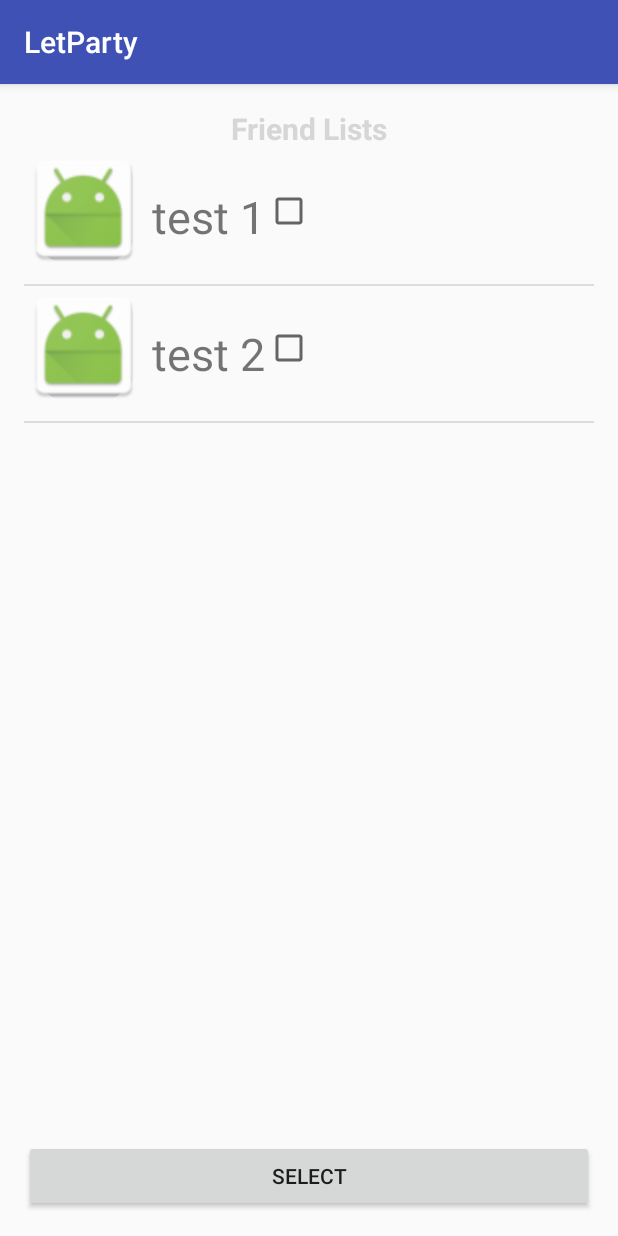
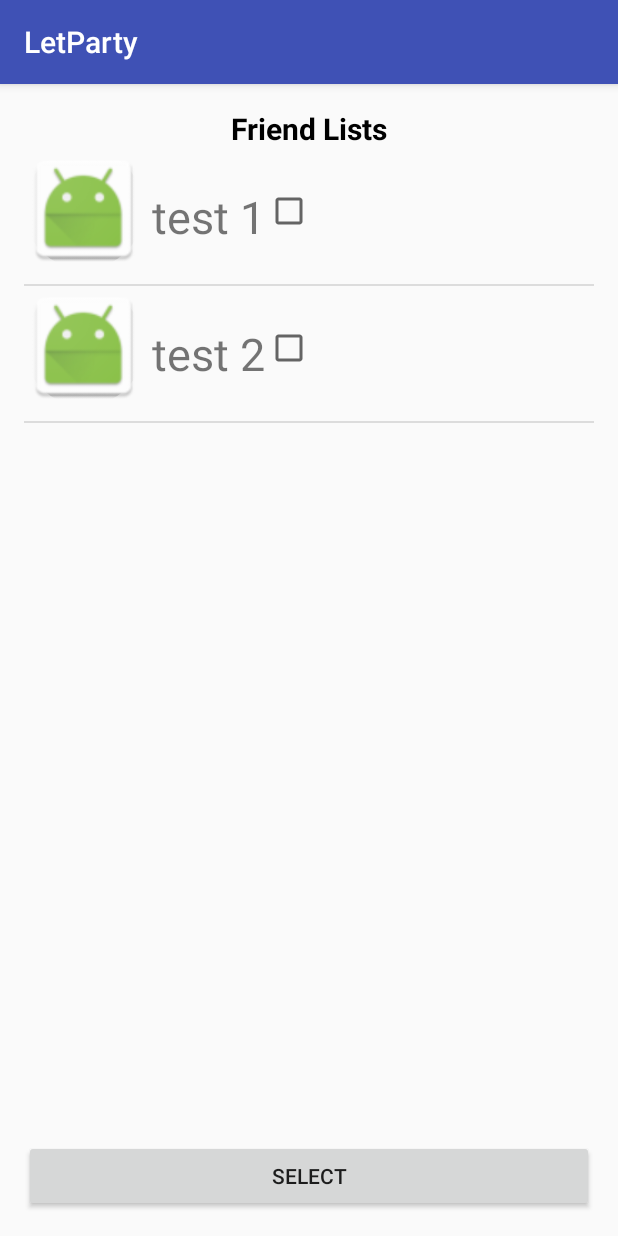
Before and after one commit to nhatnamtamtra/hackathon, an Android app: the FriendListActivity screen opened directly, with no data from a screen before it, on a phone screen of 412 x 824 dp. Run offline under Robolectric (Android 15) with nearby library versions, the phone set to English and light mode, and no system bars; our stand-ins replace CircleImageView.

Commit message:
-m 'add color'

```diff
--- a/LetParty/app/src/main/res/values/colors.xml
+++ b/LetParty/app/src/main/res/values/colors.xml
@@ -4,4 +4,5 @@
     <color name="colorPrimaryDark">#303F9F</color>
     <color name="colorAccent">#FF4081</color>
     <color name="white">#FFFFFF</color>
+    <color name="black">#000000</color>
 </resources>
```
